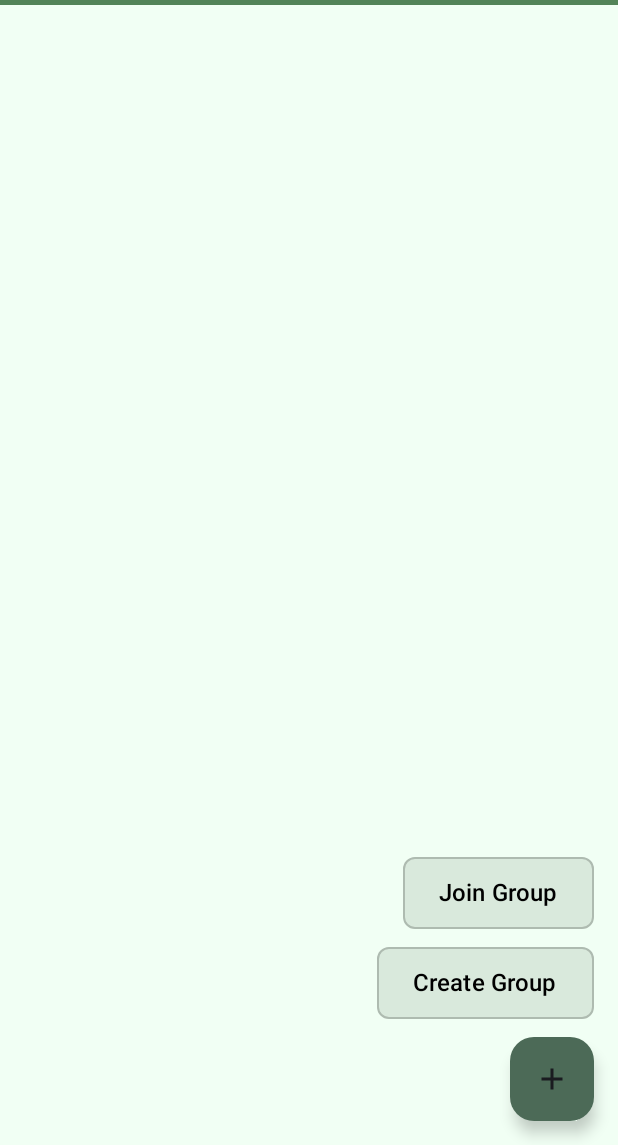
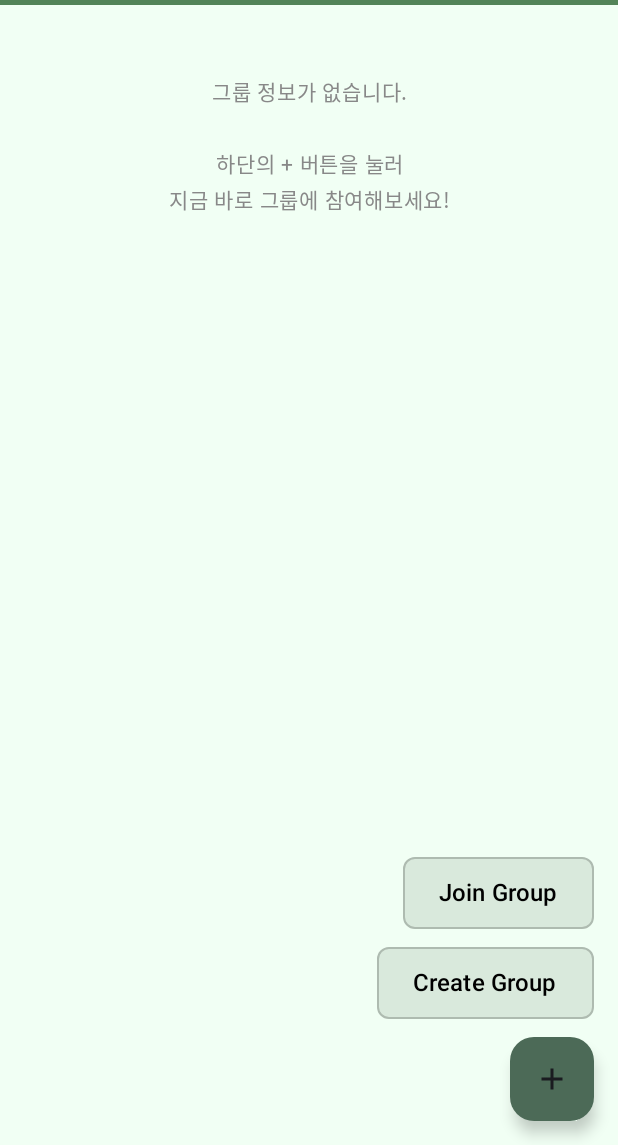
Before and after one commit to FloriaO2/PlayFriends_Front, an Android app built with Jetpack Compose: the HomeScreen screen opened through its navigation route, after a tap on "Add", on a phone screen of 412 x 824 dp, the part 91-1236 px from its top. Run offline under Robolectric (Android 15) with nearby library versions, the phone set to English and light mode, and no system bars; network calls fail; 8 statements that could not run were skipped.

Commit message:
소속 그룹 없을 때 홈화면 UI

```diff
--- a/app/src/main/java/com/example/playfriends/ui/screen/HomeScreen.kt
+++ b/app/src/main/java/com/example/playfriends/ui/screen/HomeScreen.kt
@@ -102,7 +102,7 @@ fun HomeScreen(
     // 팝업 관련 상태
     var showCreateGroupDialog by remember { mutableStateOf(false) }
     var showJoinGroupDialog by remember { mutableStateOf(false) }
-    var showGroupCreatedDialog by remember { mutableStateOf(false) }
+    var showGroupCreatedDialog by remember { mutableStateOf<Boolean?>(null) }
     var groupName by remember { mutableStateOf("") }
     var groupId by remember { mutableStateOf("") }
     var showInputErrorDialog by remember { mutableStateOf(false) }
@@ -117,6 +117,8 @@ fun HomeScreen(
     val groupOperationState by groupViewModel.groupOperationState.collectAsState()
     val selectedGroup by groupViewModel.selectedGroup.collectAsState()
     var createdGroupId by remember { mutableStateOf("") }
+    // 그룹 생성 팝업을 특정 그룹에만 일시적으로 띄우기 위한 상태
+    var createdGroupIdForDialog by remember { mutableStateOf("") }
 
     // 추가: UserViewModel 선언 및 상태 수집
     val userViewModel: UserViewModel = viewModel(viewModelStoreOwner = activity)
@@ -188,6 +190,11 @@ fun HomeScreen(
     val coroutineScope = rememberCoroutineScope()
 
     var navigateToHome by remember { mutableStateOf(false) }
+
+    // showGroupCreatedDialog 값이 변경될 때마다 로그 출력
+    LaunchedEffect(showGroupCreatedDialog) {
+        Log.d("HomeScreen", "showGroupCreatedDialog: $showGroupCreatedDialog")
+    }
 
     Scaffold(
         containerColor = backgroundColor,
@@ -276,6 +283,20 @@ fun HomeScreen(
 
             // 그룹 데이터 정의
             // 그룹 카드들 렌더링
+            if (groups.isEmpty()) {
+                Box(
+                    modifier = Modifier.fillMaxSize()
+                        .padding(top = 30.dp),
+                    contentAlignment = Alignment.Center
+                ) {
+                    Text(
+                        text = "그룹 정보가 없습니다.\n\n하단의 + 버튼을 눌러\n지금 바로 그룹에 참여해보세요!",
+                        fontSize = 14.sp,
+                        color = Color.Gray,
+                        textAlign = TextAlign.Center
+                    )
+                }
+            } else {
                 groups.forEach { group ->
                     AccordionGroupCard(
                         group = group,
@@ -294,14 +315,15 @@ fun HomeScreen(
                         chipColor = chipColor,
                         moveWalkColor = moveWalkColor,
                         moveSubwayColor = moveSubwayColor,
-                    // 멤버 아이콘 클릭 핸들러 추가
                         onMemberClick = {
                             memberDialogLoading = true
                             showMemberDialog = true
                             memberNames = listOf()
+                            groupViewModel.selectGroup(null) // 먼저 null로 초기화
                             groupViewModel.getGroup(group.id)
                         }
                     )
+                }
             }
 
             Spacer(modifier = Modifier.height(80.dp))
@@ -549,13 +571,20 @@ fun HomeScreen(
         }
 
         // 그룹 생성 완료 팝업
+        // 그룹 생성 성공 시에만 해당 그룹에 대해 팝업을 띄움
         LaunchedEffect(groupOperationState, selectedGroup) {
             val group = selectedGroup
-            if (groupOperationState is GroupViewModel.GroupOperationState.Success && group != null) {
+            if (groupOperationState is GroupViewModel.GroupOperationState.Success
+                && group != null
+                && (groupOperationState as GroupViewModel.GroupOperationState.Success).message == "그룹이 생성되었습니다"
+                && showGroupCreatedDialog == null
+            ) {
                 createdGroupId = group._id
+                createdGroupIdForDialog = group._id
+                showGroupCreatedDialog = true
                 groupName = group.groupname // 생성된 그룹 이름을 저장
-                showGroupCreatedDialog = true
-                // showCreateGroupDialog = false // 필요시 생성 팝업 닫기
+                groupViewModel.resetOperationState()
+                groupViewModel.selectGroup(null) // selectedGroup도 초기화
             }
         }
         if (groupOperationState is GroupViewModel.GroupOperationState.Error) {
@@ -571,10 +600,15 @@ fun HomeScreen(
                 }
             )
         }
-        if (showGroupCreatedDialog) {
+        if (showGroupCreatedDialog == true) {
             val clipboardManager = LocalClipboardManager.current
             AlertDialog(
-                onDismissRequest = { showGroupCreatedDialog = false },
+                onDismissRequest = {
+                    showGroupCreatedDialog = false
+                    createdGroupId = ""
+                    groupViewModel.resetOperationState()
+                    groupViewModel.selectGroup(null)
+                },
                 title = {
                     Text(
                         "그룹이 생성되었습니다!",
@@ -620,6 +654,9 @@ fun HomeScreen(
                     Button(
                         onClick = {
                             showGroupCreatedDialog = false
+                            createdGroupId = ""
+                            groupViewModel.resetOperationState()
+                            groupViewModel.selectGroup(null)
                             navigateToHome = true
                         },
                         colors = ButtonDefaults.buttonColors(containerColor = Color(0xFF4C6A57))
```
Lines whose indentation alone changed are shown as unchanged.
